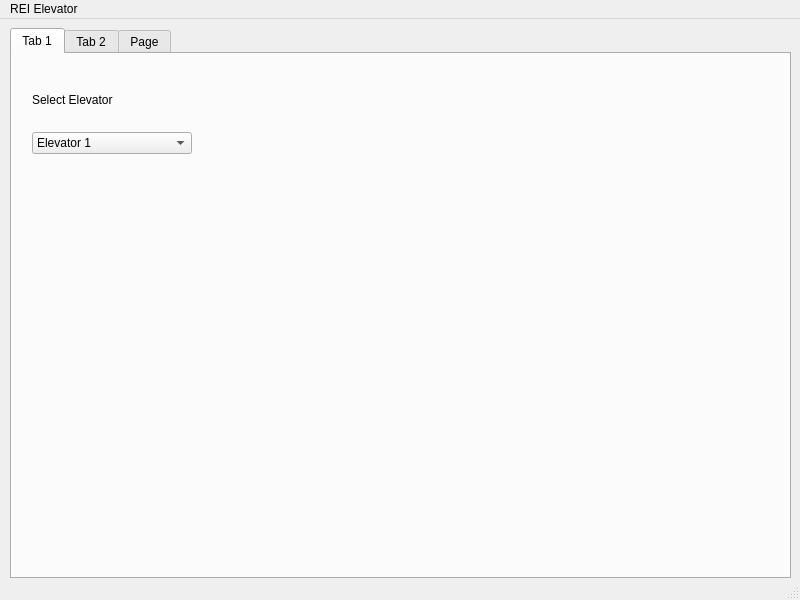
Qt form ElevatorApplication/mainelevatorwindow.ui (CATBOYCOWBOY/COMP3004A3) before a commit.
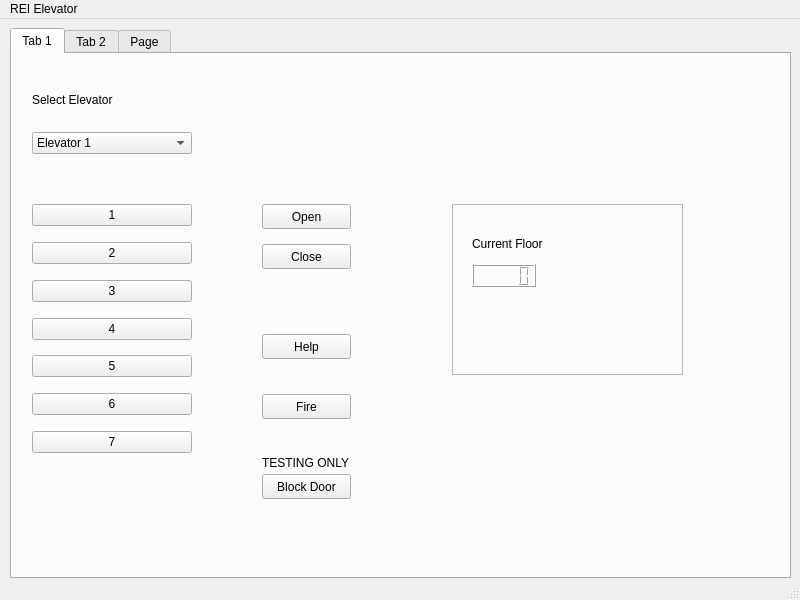
The same form after that commit.

What changed in the file:
```diff
--- a/ElevatorApplication/mainelevatorwindow.ui
+++ b/ElevatorApplication/mainelevatorwindow.ui
@@ -81,6 +81,286 @@
        </item>
       </layout>
      </widget>
+     <widget class="QPushButton" name="ElevatorOpen">
+      <property name="geometry">
+       <rect>
+        <x>250</x>
+        <y>150</y>
+        <width>89</width>
+        <height>25</height>
+       </rect>
+      </property>
+      <property name="text">
+       <string>Open</string>
+      </property>
+     </widget>
+     <widget class="QPushButton" name="ElevatorClose">
+      <property name="geometry">
+       <rect>
+        <x>250</x>
+        <y>190</y>
+        <width>89</width>
+        <height>25</height>
+       </rect>
+      </property>
+      <property name="text">
+       <string>Close</string>
+      </property>
+     </widget>
+     <widget class="QPushButton" name="ElevatorHelp">
+      <property name="geometry">
+       <rect>
+        <x>250</x>
+        <y>280</y>
+        <width>89</width>
+        <height>25</height>
+       </rect>
+      </property>
+      <property name="text">
+       <string>Help</string>
+      </property>
+     </widget>
+     <widget class="QPushButton" name="ElevatorFire">
+      <property name="geometry">
+       <rect>
+        <x>250</x>
+        <y>340</y>
+        <width>89</width>
+        <height>25</height>
+       </rect>
+      </property>
+      <property name="text">
+       <string>Fire</string>
+      </property>
+     </widget>
+     <widget class="QPushButton" name="pushButton">
+      <property name="geometry">
+       <rect>
+        <x>250</x>
+        <y>420</y>
+        <width>89</width>
+        <height>25</height>
+       </rect>
+      </property>
+      <property name="text">
+       <string>Block Door</string>
+      </property>
+     </widget>
+     <widget class="QWidget" name="verticalLayoutWidget_2">
+      <property name="geometry">
+       <rect>
+        <x>20</x>
+        <y>150</y>
+        <width>160</width>
+        <height>249</height>
+       </rect>
+      </property>
+      <layout class="QVBoxLayout" name="verticalLayout_2">
+       <item>
+        <widget class="QPushButton" name="ElevatorOne">
+         <property name="text">
+          <string>1</string>
+         </property>
+        </widget>
+       </item>
+       <item>
+        <spacer name="verticalSpacer">
+         <property name="orientation">
+          <enum>Qt::Vertical</enum>
+         </property>
+         <property name="sizeHint" stdset="0">
+          <size>
+           <width>20</width>
+           <height>40</height>
+          </size>
+         </property>
+        </spacer>
+       </item>
+       <item>
+        <widget class="QPushButton" name="ElevatorTwo">
+         <property name="text">
+          <string>2</string>
+         </property>
+        </widget>
+       </item>
+       <item>
+        <spacer name="verticalSpacer_2">
+         <property name="orientation">
+          <enum>Qt::Vertical</enum>
+         </property>
+         <property name="sizeHint" stdset="0">
+          <size>
+           <width>20</width>
+           <height>40</height>
+          </size>
+         </property>
+        </spacer>
+       </item>
+       <item>
+        <widget class="QPushButton" name="ElevatorThree">
+         <property name="text">
+          <string>3</string>
+         </property>
+        </widget>
+       </item>
+       <item>
+        <spacer name="verticalSpacer_3">
+         <property name="orientation">
+          <enum>Qt::Vertical</enum>
+         </property>
+         <property name="sizeHint" stdset="0">
+          <size>
+           <width>20</width>
+           <height>40</height>
+          </size>
+         </property>
+        </spacer>
+       </item>
+       <item>
+        <widget class="QPushButton" name="ElevatorFour">
+         <property name="text">
+          <string>4</string>
+         </property>
+        </widget>
+       </item>
+       <item>
+        <spacer name="verticalSpacer_4">
+         <property name="orientation">
+          <enum>Qt::Vertical</enum>
+         </property>
+         <property name="sizeHint" stdset="0">
+          <size>
+           <width>20</width>
+           <height>40</height>
+          </size>
+         </property>
+        </spacer>
+       </item>
+       <item>
+        <widget class="QPushButton" name="ElevatorFive">
+         <property name="text">
+          <string>5</string>
+         </property>
+        </widget>
+       </item>
+       <item>
+        <spacer name="verticalSpacer_5">
+         <property name="orientation">
+          <enum>Qt::Vertical</enum>
+         </property>
+         <property name="sizeHint" stdset="0">
+          <size>
+           <width>20</width>
+           <height>40</height>
+          </size>
+         </property>
+        </spacer>
+       </item>
+       <item>
+        <widget class="QPushButton" name="ElevatorSix">
+         <property name="text">
+          <string>6</string>
+         </property>
+        </widget>
+       </item>
+       <item>
+        <spacer name="verticalSpacer_6">
+         <property name="orientation">
+          <enum>Qt::Vertical</enum>
+         </property>
+         <property name="sizeHint" stdset="0">
+          <size>
+           <width>20</width>
+           <height>40</height>
+          </size>
+         </property>
+        </spacer>
+       </item>
+       <item>
+        <widget class="QPushButton" name="ElevatorSeven">
+         <property name="text">
+          <string>7</string>
+         </property>
+        </widget>
+       </item>
+      </layout>
+     </widget>
+     <widget class="QFrame" name="ElevatorFrame">
+      <property name="geometry">
+       <rect>
+        <x>440</x>
+        <y>150</y>
+        <width>231</width>
+        <height>171</height>
+       </rect>
+      </property>
+      <property name="frameShape">
+       <enum>QFrame::StyledPanel</enum>
+      </property>
+      <property name="frameShadow">
+       <enum>QFrame::Raised</enum>
+      </property>
+      <widget class="QLCDNumber" name="ElevatorFloorDisplay">
+       <property name="geometry">
+        <rect>
+         <x>20</x>
+         <y>60</y>
+         <width>64</width>
+         <height>23</height>
+        </rect>
+       </property>
+      </widget>
+      <widget class="QLabel" name="label_3">
+       <property name="geometry">
+        <rect>
+         <x>20</x>
+         <y>30</y>
+         <width>131</width>
+         <height>20</height>
+        </rect>
+       </property>
+       <property name="text">
+        <string>Current Floor</string>
+       </property>
+      </widget>
+      <widget class="QWidget" name="verticalLayoutWidget_3">
+       <property name="geometry">
+        <rect>
+         <x>10</x>
+         <y>20</y>
+         <width>160</width>
+         <height>80</height>
+        </rect>
+       </property>
+       <layout class="QVBoxLayout" name="verticalLayout_3"/>
+      </widget>
+      <widget class="QLabel" name="ElevatorMessageBox">
+       <property name="geometry">
+        <rect>
+         <x>10</x>
+         <y>120</y>
+         <width>201</width>
+         <height>17</height>
+        </rect>
+       </property>
+       <property name="text">
+        <string/>
+       </property>
+      </widget>
+     </widget>
+     <widget class="QLabel" name="label_6">
+      <property name="geometry">
+       <rect>
+        <x>250</x>
+        <y>400</y>
+        <width>111</width>
+        <height>17</height>
+       </rect>
+      </property>
+      <property name="text">
+       <string>TESTING ONLY</string>
+      </property>
+     </widget>
     </widget>
     <widget class="QWidget" name="Floor_Controls">
      <attribute name="title">
```
Left out of the diff: 169 changed lines with no effect on the pictures.
